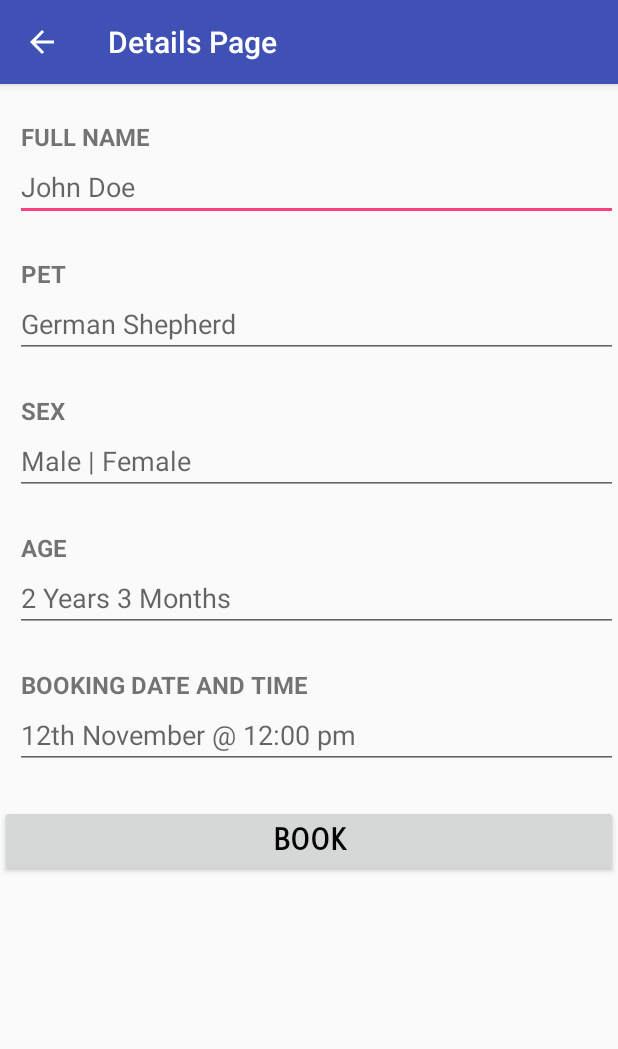
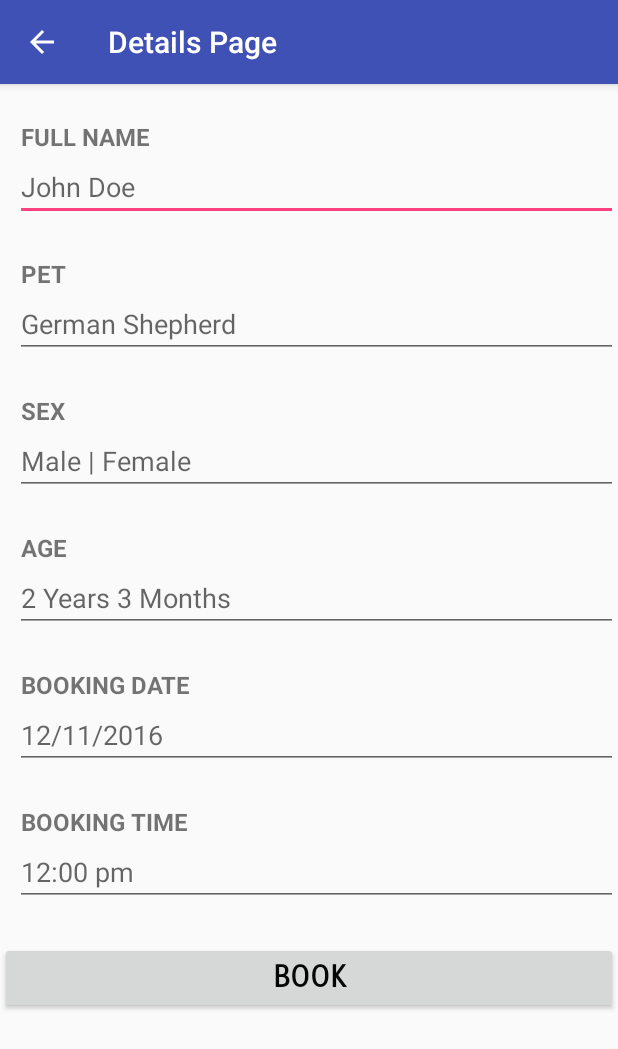
Before and after one commit to vibhudadhichi/Vet-Hospital, an Android app: the MainActivity2 screen opened directly, with no data from a screen before it, after a tap on "BOOK", on a phone screen of 412 x 824 dp. Shown: the top 1049 px of the screen. Run offline under Robolectric (Android 15) with nearby library versions, the phone set to English and light mode, and no system bars.

Commit message:
Added Date and Time Picker

```diff
--- a/VetHospital/app/src/main/java/com/example/vibhu/vethospital/MainActivity2.java
+++ b/VetHospital/app/src/main/java/com/example/vibhu/vethospital/MainActivity2.java
@@ -1,23 +1,85 @@
 package com.example.vibhu.vethospital;
 
+import android.app.DatePickerDialog;
+import android.app.Dialog;
+import android.app.TimePickerDialog;
 import android.content.Intent;
 import android.net.Uri;
+import android.os.Bundle;
+import android.support.v4.app.DialogFragment;
 import android.support.v7.app.AppCompatActivity;
-import android.os.Bundle;
+import android.text.format.DateFormat;
 import android.view.View;
+import android.widget.DatePicker;
 import android.widget.EditText;
-import android.widget.LinearLayout;
-import android.widget.RelativeLayout;
+import android.widget.TimePicker;
+
+import java.util.Calendar;
 
 public class MainActivity2 extends AppCompatActivity {
+
+boolean shouldStartAct3 = false;
 
     @Override
     protected void onCreate(Bundle savedInstanceState) {
         super.onCreate(savedInstanceState);
         setContentView(R.layout.second_activity);
+
+
+    }
+    public static class TimePickerFragment extends DialogFragment
+            implements TimePickerDialog.OnTimeSetListener {
+
+        @Override
+        public Dialog onCreateDialog(Bundle savedInstanceState) {
+            // Use the current time as the default values for the picker
+            final Calendar c = Calendar.getInstance();
+            int hour = c.get(Calendar.HOUR_OF_DAY);
+            int minute = c.get(Calendar.MINUTE);
+
+            // Create a new instance of TimePickerDialog and return it
+            return new TimePickerDialog(getActivity(), this, hour, minute,
+                    DateFormat.is24HourFormat(getActivity()));
+        }
+
+        public void onTimeSet(TimePicker view, int hourOfDay, int minute) {
+            // Do something with the time chosen by the user
+        }
+    }
+
+    public void showTimePickerDialog(View v) {
+        DialogFragment newFragment = new TimePickerFragment();
+        newFragment.show(getSupportFragmentManager(), "timePicker");
+    }
+
+    public static class DatePickerFragment extends DialogFragment
+            implements DatePickerDialog.OnDateSetListener {
+
+        @Override
+        public Dialog onCreateDialog(Bundle savedInstanceState) {
+            // Use the current date as the default date in the picker
+            final Calendar c = Calendar.getInstance();
+            int year = c.get(Calendar.YEAR);
+            int month = c.get(Calendar.MONTH);
+            int day = c.get(Calendar.DAY_OF_MONTH);
+
+            // Create a new instance of DatePickerDialog and return it
+            return new DatePickerDialog(getActivity(), this, year, month, day);
+        }
+
+        public void onDateSet(DatePicker view, int year, int month, int day) {
+            // Do something with the date chosen by the user
+        }
+    }
+    public void showDatePickerDialog(View v) {
+        DialogFragment newFragment = new DatePickerFragment();
+        newFragment.show(getSupportFragmentManager(), "datePicker");
     }
 
     public void thanks(View view) {
+
+        shouldStartAct3 = true;
+
         EditText txtname = (EditText)findViewById(R.id.name1);
         String name = "Full Name: " + txtname.getText().toString() + "\n";
         EditText txtname1 = (EditText)findViewById(R.id.name2);
@@ -26,8 +88,10 @@ public class MainActivity2 extends AppCompatActivity {
         name = name + "Sex: " + txtname2.getText().toString() + "\n";
         EditText txtname3 = (EditText)findViewById(R.id.name3);
         name = name + "Age: " + txtname3.getText().toString() + "\n";
-        EditText txtname4 = (EditText)findViewById(R.id.name4);
-        name = name + "Booking Date and Time: " + txtname4.getText().toString() + "\n";
+        EditText txtname4 = (EditText)findViewById(R.id.name41);
+        name = name + "Booking Date: " + txtname4.getText().toString() + "\n";
+        EditText txtname5 = (EditText)findViewById(R.id.name4);
+        name = name + "Booking Time: " + txtname5.getText().toString() + "\n";
         Intent gmail = new Intent(Intent.ACTION_VIEW);
         gmail.setClassName("com.google.android.gm","com.google.android.gm.ComposeActivityGmail");
         gmail.putExtra(Intent.EXTRA_EMAIL, new String[] { "vet-hospital@gmail.com" });
@@ -36,5 +100,18 @@ public class MainActivity2 extends AppCompatActivity {
         gmail.setType("plain/text");
         gmail.putExtra(Intent.EXTRA_TEXT, "Hi Doctor,\n\nPlease see the below mentioned details :\n" + name);
         startActivity(gmail);
+
+    }
+
+
+    @Override
+    protected void onResume() {
+        super.onResume();
+        if(shouldStartAct3){
+
+            Intent in = new Intent(this, MainActivity3.class);
+            startActivity(in);
+            shouldStartAct3= false;
+        }
     }
 }
--- a/VetHospital/app/src/main/res/layout/second_activity.xml
+++ b/VetHospital/app/src/main/res/layout/second_activity.xml
@@ -88,6 +88,30 @@
         android:layout_marginLeft="10dp"
         android:hint="2 Years 3 Months"
         android:inputType="textCapWords"/>
+
+    <TextView
+        android:id="@+id/textView41"
+        android:layout_width="wrap_content"
+        android:layout_height="wrap_content"
+        android:layout_alignParentLeft="true"
+        android:layout_alignParentTop="true"
+        android:layout_marginLeft="14dp"
+        android:layout_marginTop="24dp"
+        android:textAllCaps="true"
+        android:textStyle="bold"
+        android:textSize="16dp"
+        android:text="Booking Date" />
+
+    <EditText android:id="@+id/name41"
+        android:layout_width="match_parent"
+        android:layout_height="wrap_content"
+        android:layout_marginLeft="10dp"
+        android:focusable="false"
+        android:hint="12/11/2016"
+        android:inputType="time"
+        android:onClick="showDatePickerDialog"
+        />
+
     <TextView
         android:id="@+id/textView4"
         android:layout_width="wrap_content"
@@ -99,14 +123,16 @@
         android:textAllCaps="true"
         android:textStyle="bold"
         android:textSize="16dp"
-        android:text="Booking Date And Time" />
+        android:text="Booking Time" />
 
     <EditText android:id="@+id/name4"
         android:layout_width="match_parent"
         android:layout_height="wrap_content"
         android:layout_marginLeft="10dp"
-        android:inputType="datetime"
-        android:hint="12th November @ 12:00 pm"
+        android:focusable="false"
+        android:hint="12:00 pm"
+        android:inputType="time"
+        android:onClick="showTimePickerDialog"
         />
 
     <Button
```
